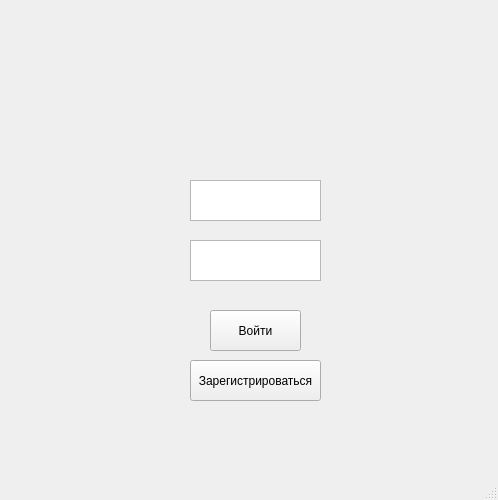
This is MainForm.ui in pizamooo/pythonDB as Qt 5 draws it before an edit. The edited form follows.
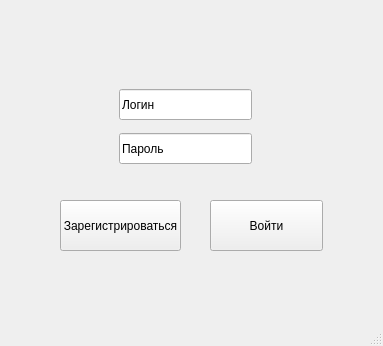
This is the edited form.

The edit to the form file:
```diff
--- a/MainForm.ui
+++ b/MainForm.ui
@@ -6,58 +6,73 @@
    <rect>
     <x>0</x>
     <y>0</y>
-    <width>498</width>
-    <height>500</height>
+    <width>383</width>
+    <height>346</height>
    </rect>
   </property>
   <property name="windowTitle">
    <string>MainWindow</string>
   </property>
   <widget class="QWidget" name="centralwidget">
-   <widget class="QPushButton" name="log_in">
-    <property name="geometry">
-     <rect>
-      <x>210</x>
-      <y>310</y>
-      <width>91</width>
-      <height>41</height>
-     </rect>
-    </property>
-    <property name="text">
-     <string>Войти</string>
-    </property>
-   </widget>
    <widget class="QPushButton" name="sign_up">
     <property name="geometry">
      <rect>
-      <x>190</x>
-      <y>360</y>
-      <width>131</width>
-      <height>41</height>
+      <x>60</x>
+      <y>200</y>
+      <width>121</width>
+      <height>51</height>
      </rect>
     </property>
     <property name="text">
      <string>Зарегистрироваться</string>
     </property>
    </widget>
-   <widget class="QListView" name="listView">
+   <widget class="QLineEdit" name="lineEdit">
     <property name="geometry">
      <rect>
-      <x>190</x>
-      <y>180</y>
-      <width>131</width>
-      <height>41</height>
+      <x>119</x>
+      <y>133</y>
+      <width>133</width>
+      <height>31</height>
      </rect>
     </property>
+    <property name="layoutDirection">
+     <enum>Qt::LeftToRight</enum>
+    </property>
+    <property name="autoFillBackground">
+     <bool>false</bool>
+    </property>
+    <property name="text">
+     <string>Пароль</string>
+    </property>
+    <property name="maxLength">
+     <number>200</number>
+    </property>
    </widget>
-   <widget class="QListView" name="listView_2">
+   <widget class="QPushButton" name="sign_up_2">
     <property name="geometry">
      <rect>
-      <x>190</x>
-      <y>240</y>
-      <width>131</width>
-      <height>41</height>
+      <x>210</x>
+      <y>200</y>
+      <width>113</width>
+      <height>51</height>
      </rect>
+    </property>
+    <property name="text">
+     <string>Войти</string>
+    </property>
+   </widget>
+   <widget class="QLineEdit" name="lineEdit_2">
+    <property name="geometry">
+     <rect>
+      <x>119</x>
+      <y>89</y>
+      <width>133</width>
+      <height>31</height>
+     </rect>
+    </property>
+    <property name="text">
+     <string>Логин</string>
     </property>
    </widget>
   </widget>
```
Left out of the diff: 2 changed lines with no effect on the pictures.
